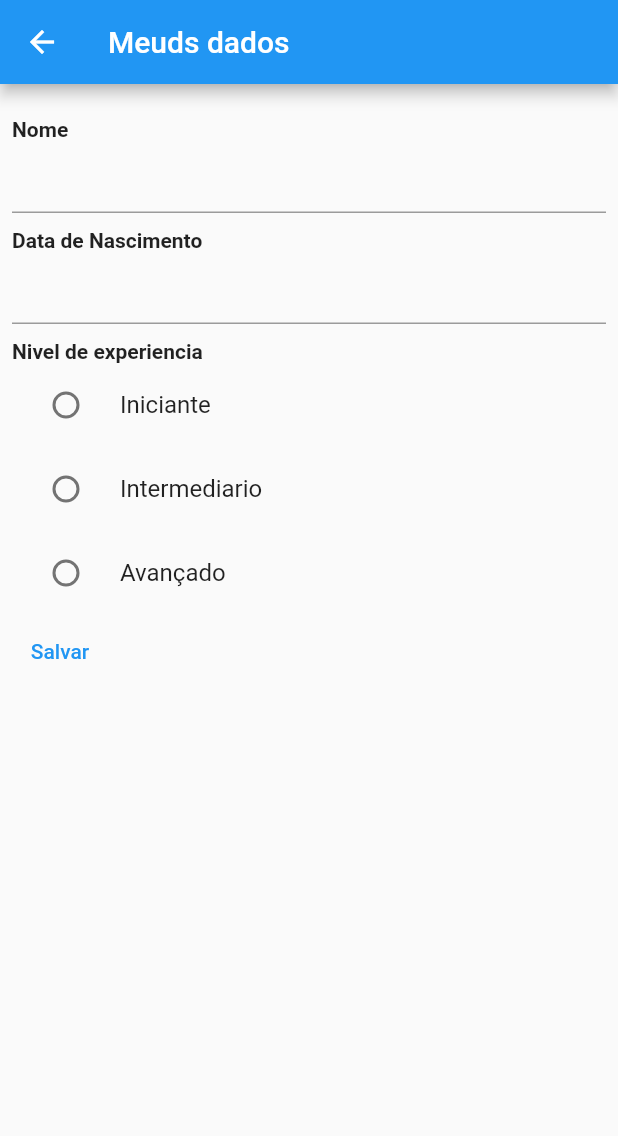
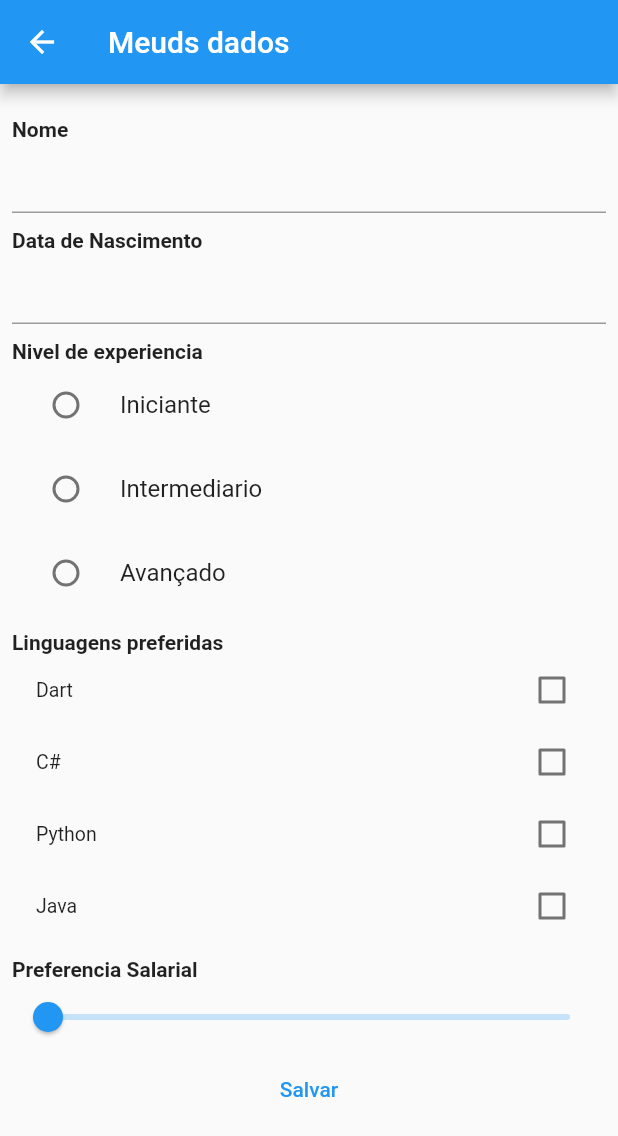
Before and after one commit to bruunooAlmeida/Primeiros-Componentes-em-Flutter, a Flutter app: the DadosCadastraisPage screen opened directly, after a tap on "Salvar", on a phone screen of 412 x 824 dp. Shown: the top 1136 px of the screen. Run offline on Flutter 3.47's test engine with Material 2 defaults, Android fonts, the phone set to English and light mode, and no system bars; our stand-ins replace google_fonts; network calls fail.

```diff
--- a/lib/pages/dados_cadastrais.dart
+++ b/lib/pages/dados_cadastrais.dart
@@ -1,4 +1,5 @@
 import 'package:flutter/material.dart';
+import 'package:tilhaapp/repositories/Linguagens_repository.dart';
 import 'package:tilhaapp/repositories/nivel_repositories.dart';
 import 'package:tilhaapp/shared/widgets/text_label.dart';
 
@@ -16,8 +17,13 @@ class _DadosCadastraisPageState extends State<DadosCadastraisPage> {
   var dataNascController = TextEditingController(text: "");
   DateTime? dataNasc;
   var nivelRepository = NivelRepository();
+  var linguagensRepository = LinguagensRepository();
+  var nivelSelecionado = "";
   var niveis = [];
-  var nivelSelecionado = '';
+  var linguagens = [];
+  var linguagensSelecionadas = [];
+  double salarioEscolhido = 0;
+
 /*
   Text returnText(String texto) {
     return Text(texto,
@@ -27,6 +33,7 @@ class _DadosCadastraisPageState extends State<DadosCadastraisPage> {
   @override
   void initState() {
     niveis = nivelRepository.retornaNiveis();
+    linguagens = linguagensRepository.retornaLinguagens();
     super.initState();
   }
 
@@ -37,8 +44,8 @@ class _DadosCadastraisPageState extends State<DadosCadastraisPage> {
       body: Padding(
         padding: const EdgeInsets.symmetric(vertical: 12, horizontal: 8),
         // ignore: prefer_const_literals_to_create_immutables
-        child: Column(
-          crossAxisAlignment: CrossAxisAlignment.start,
+        child: ListView(
+          //  crossAxisAlignment: CrossAxisAlignment.start,
           children: [
             // ignore: prefer_const_constructors
             TextLabel(texto: "Nome"),
@@ -76,10 +83,38 @@ class _DadosCadastraisPageState extends State<DadosCadastraisPage> {
                           });
                         }))
                     .toList()),
-
+            const TextLabel(texto: "Linguagens preferidas"),
+            Column(
+                children: linguagens
+                    .map((linguagen) => CheckboxListTile(
+                        dense: true,
+                        title: Text(linguagen),
+                        value: linguagensSelecionadas.contains(linguagen),
+                        onChanged: (bool? value) {
+                          if (value!) {
+                            setState(() {
+                              linguagensSelecionadas.add(linguagen);
+                            });
+                          } else {
+                            setState(() {
+                              linguagensSelecionadas.remove(linguagen);
+                            });
+                          }
+                        }))
+                    .toList()),
+            const TextLabel(texto: "Preferencia Salarial"),
+            Slider(
+                min: 0,
+                max: 10000,
+                value: salarioEscolhido,
+                onChanged: (double value) {
+                  setState(() {
+                    salarioEscolhido = value;
+                  });
+                }),
             TextButton(
               onPressed: () {
-                print(dataNasc);
+                print(linguagensSelecionadas.length);
               },
               child: const Text("Salvar"),
             )
--- /dev/null
+++ b/lib/repositories/Linguagens_repository.dart
@@ -0,0 +1,5 @@
+class LinguagensRepository {
+  List<String> retornaLinguagens() {
+    return ["Dart", "C#", "Python", "Java"];
+  }
+}
```
